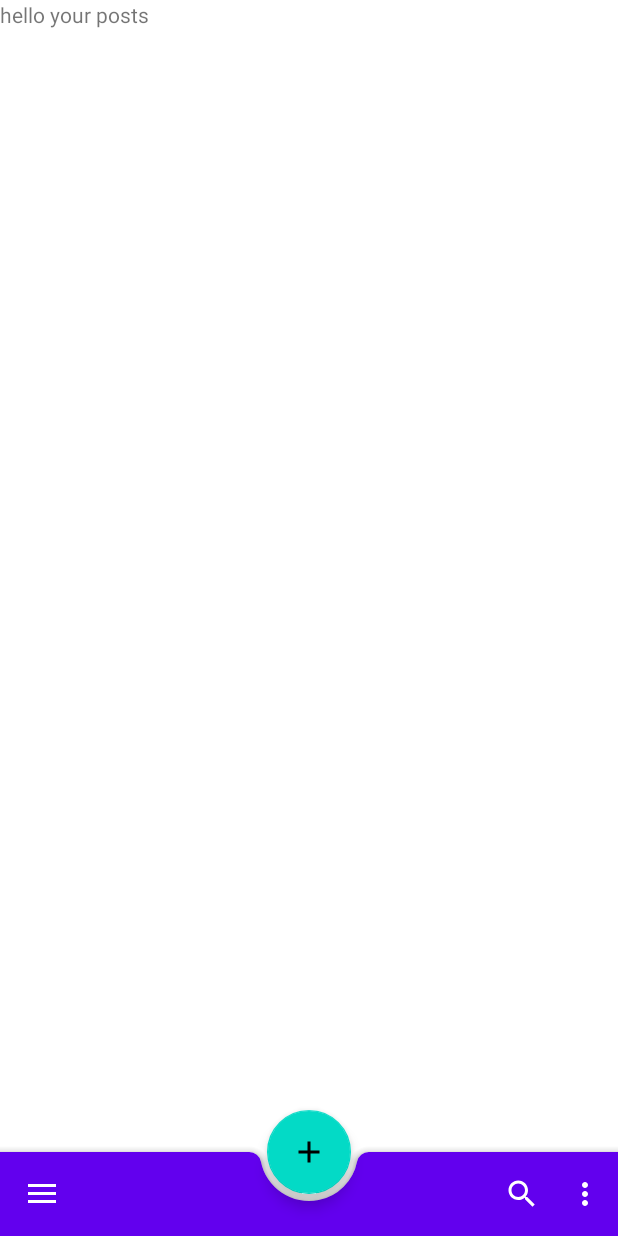
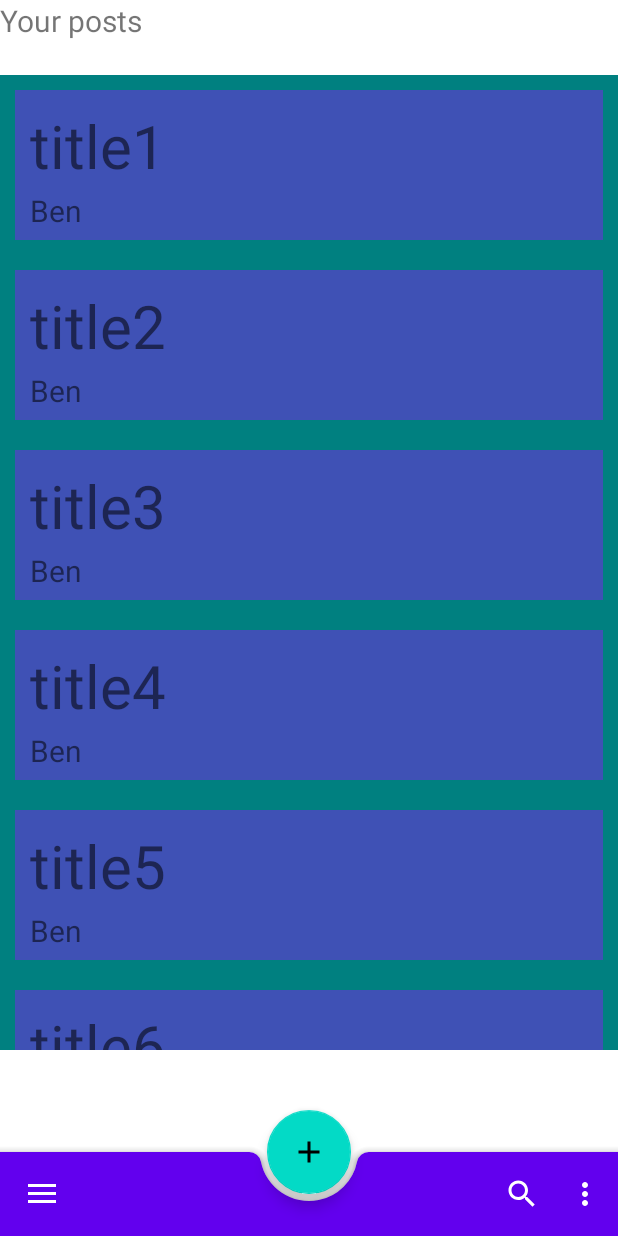
Before and after one commit to banny99/School-forum, an Android app: the YourPostsFragment screen opened through its navigation route, on a phone screen of 412 x 824 dp. Run offline under Robolectric (Android 15) with nearby library versions, the phone set to English and light mode, and no system bars; our stand-ins replace navigation-ui.

Commit message:
'your_posts' recycler view

```diff
--- a/app/src/main/java/benji/and/mishku/inc/viaforum/Post.java
+++ b/app/src/main/java/benji/and/mishku/inc/viaforum/Post.java
@@ -1,20 +1,31 @@
 package benji.and.mishku.inc.viaforum;
 
 import java.sql.Timestamp;
+import java.time.LocalDateTime;
 
 public class Post {
+    private String title;
     private String postText;
     private User author;
     private PostCategory category;
     private SubForum subForum;
-    private Timestamp timestamp;
+    private LocalDateTime timestamp;
 
-    public Post(String postText, User author, PostCategory category, SubForum subForum, Timestamp timestamp) {
+    public Post(String title, String postText, User author, PostCategory category, SubForum subForum, LocalDateTime timestamp) {
+        this.title = title;
         this.postText = postText;
         this.author = author;
         this.category = category;
         this.subForum = subForum;
         this.timestamp = timestamp;
+    }
+
+    public String getTitle() {
+        return title;
+    }
+
+    public void setTitle(String title) {
+        this.title = title;
     }
 
     public String getPostText() {
@@ -49,11 +60,11 @@ public class Post {
         this.subForum = subForum;
     }
 
-    public Timestamp getTimestamp() {
+    public LocalDateTime getTimestamp() {
         return timestamp;
     }
 
-    public void setTimestamp(Timestamp timestamp) {
+    public void setTimestamp(LocalDateTime timestamp) {
         this.timestamp = timestamp;
     }
 }
--- /dev/null
+++ b/app/src/main/java/benji/and/mishku/inc/viaforum/PostAdapter.java
@@ -0,0 +1,61 @@
+package benji.and.mishku.inc.viaforum;
+
+import android.view.LayoutInflater;
+import android.view.View;
+import android.view.ViewGroup;
+import android.widget.TextView;
+import androidx.annotation.NonNull;
+import androidx.recyclerview.widget.RecyclerView;
+import java.util.ArrayList;
+
+public class PostAdapter extends RecyclerView.Adapter<PostAdapter.ViewHolder> {
+
+    private ArrayList<Post> posts;
+    public PostAdapter(ArrayList<Post> posts) {
+        this.posts = posts;
+    }
+
+    private OnClickListener listener;
+    public void setOnClickListener(OnClickListener listener) {
+        this.listener = listener;
+    }
+
+    @NonNull
+    @Override
+    public PostAdapter.ViewHolder onCreateViewHolder(@NonNull ViewGroup parent, int viewType) {
+        LayoutInflater inflater = LayoutInflater.from(parent.getContext());
+        View view = inflater.inflate(R.layout.post_list_item, parent, false);
+        return new ViewHolder(view);
+    }
+
+    @Override
+    public void onBindViewHolder(@NonNull PostAdapter.ViewHolder viewHolder, int position) {
+        viewHolder.postTitle.setText(posts.get(position).getTitle());
+        viewHolder.postAuthor.setText(posts.get(position).getAuthor().getUsername());
+    }
+
+    @Override
+    public int getItemCount() {
+        return posts.size();
+    }
+
+
+    class ViewHolder extends RecyclerView.ViewHolder {
+        private final TextView postTitle;
+        private final TextView postAuthor;
+
+        public ViewHolder(@NonNull View itemView) {
+            super(itemView);
+            postTitle = itemView.findViewById(R.id.postTitle);
+            postAuthor = itemView.findViewById(R.id.postAuthor);
+
+            itemView.setOnClickListener(v -> {
+                listener.onClick(posts.get(getAdapterPosition()));
+            });
+        }
+    }
+
+    public interface OnClickListener{
+        void onClick(Post post);
+    }
+}
--- a/app/src/main/java/benji/and/mishku/inc/viaforum/YourPostsFragment.java
+++ b/app/src/main/java/benji/and/mishku/inc/viaforum/YourPostsFragment.java
@@ -3,10 +3,18 @@ package benji.and.mishku.inc.viaforum;
 import android.os.Bundle;
 
 import androidx.fragment.app.Fragment;
+import androidx.recyclerview.widget.LinearLayoutManager;
+import androidx.recyclerview.widget.RecyclerView;
 
 import android.view.LayoutInflater;
 import android.view.View;
 import android.view.ViewGroup;
+import android.widget.Toast;
+
+import java.sql.Timestamp;
+import java.time.LocalDateTime;
+import java.util.ArrayList;
+import java.util.Date;
 
 /**
  * A simple {@link Fragment} subclass.
@@ -56,9 +64,33 @@ public class YourPostsFragment extends Fragment {
     }
 
     @Override
-    public View onCreateView(LayoutInflater inflater, ViewGroup container,
-                             Bundle savedInstanceState) {
+    public View onCreateView(LayoutInflater inflater, ViewGroup container, Bundle savedInstanceState) {
         // Inflate the layout for this fragment
-        return inflater.inflate(R.layout.fragment_your_posts, container, false);
+        View inflatedView = inflater.inflate(R.layout.fragment_your_posts, container, false);
+
+        //Initialize objects ...
+        RecyclerView postListRV = inflatedView.findViewById(R.id.rv);
+        postListRV.hasFixedSize();
+        postListRV.setLayoutManager(new LinearLayoutManager(getContext()));
+
+        //fill with dummy posts:
+        //TODO - fill with real data later...
+        ArrayList<Post> posts = new ArrayList<>();
+        User tempUser = new User("Ben", "email", "pass");
+        SubForum tempSubForum = new SubForum();
+        for (int i=1;i<=20;i++){
+            posts.add(new Post( "title"+i,"text"+i, tempUser, PostCategory.DOCUMENTS, tempSubForum, LocalDateTime.now()));
+        }
+
+        //set onClick action for each list-item:
+        PostAdapter postAdapter = new PostAdapter(posts);
+        postAdapter.setOnClickListener(post -> {
+            Toast.makeText(getContext(), post.getTitle(), Toast.LENGTH_LONG ).show();
+        });
+
+        //assign
+        postListRV.setAdapter(postAdapter);
+
+        return inflatedView;
     }
 }
--- a/app/src/main/res/layout/fragment_home.xml
+++ b/app/src/main/res/layout/fragment_home.xml
@@ -10,6 +10,6 @@
         android:id="@+id/homeTextView"
         android:layout_width="match_parent"
         android:layout_height="match_parent"
-        android:text="This the home page" />
+        android:text="@string/temp_textView" />
 
 </FrameLayout>
--- a/app/src/main/res/layout/fragment_your_posts.xml
+++ b/app/src/main/res/layout/fragment_your_posts.xml
@@ -5,10 +5,18 @@
     android:layout_height="match_parent"
     tools:context=".YourPostsFragment">
 
-    <!-- TODO: Update blank fragment layout -->
     <TextView
+        android:id="@+id/your_posts_header"
+        android:text="Your posts"
+        android:textSize="20dp"
         android:layout_width="match_parent"
-        android:layout_height="match_parent"
-        android:text="hello your posts" />
+        android:layout_height="wrap_content"/>
+
+    <androidx.recyclerview.widget.RecyclerView
+        android:id="@+id/rv"
+        android:layout_width="match_parent"
+        android:layout_height="650dp"
+        android:background="@color/teal_700"
+        android:layout_marginTop="50dp"/>
 
 </FrameLayout>
--- /dev/null
+++ b/app/src/main/res/layout/post_list_item.xml
@@ -0,0 +1,30 @@
+<?xml version="1.0" encoding="utf-8"?>
+<LinearLayout
+    xmlns:android="http://schemas.android.com/apk/res/android"
+    android:layout_width="match_parent"
+    android:layout_height="100dp"
+    android:orientation="vertical"
+    android:background="#3F51B5"
+    android:layout_margin="10dp">
+
+    <TextView
+        android:id="@+id/postTitle"
+        android:layout_width="match_parent"
+        android:layout_height="0dp"
+        android:layout_weight="2"
+        android:text="Title"
+        android:textSize="40dp"
+        android:padding="10dp"
+        />
+
+    <TextView
+        android:id="@+id/postAuthor"
+        android:layout_width="match_parent"
+        android:layout_height="0dp"
+        android:layout_weight="1"
+        android:text="author"
+        android:textSize="20dp"
+        android:paddingLeft="10dp"
+        />
+
+</LinearLayout>
--- a/app/src/main/res/values/colors.xml
+++ b/app/src/main/res/values/colors.xml
@@ -3,4 +3,5 @@
     <color name="colorPrimary">#6200EE</color>
     <color name="colorPrimaryDark">#3700B3</color>
     <color name="colorAccent">#03DAC5</color>
+    <color name="teal_700">#008080</color>
 </resources>
--- a/app/src/main/res/values/strings.xml
+++ b/app/src/main/res/values/strings.xml
@@ -14,6 +14,7 @@
     <string name="nav_header_title">Title</string>
     <!-- TODO: Remove or change this placeholder text -->
     <string name="hello_blank_fragment">Hello blank fragment</string>
+
     <!-- Preference Titles -->
     <string name="messages_header">Messages</string>
     <string name="sync_header">Sync</string>
@@ -25,7 +26,9 @@
     <!-- Sync Preferences -->
     <string name="sync_title">Sync email periodically</string>
     <string name="attachment_title">Download incoming attachments</string>
-    <string name="attachment_summary_on">Automatically download attachments for incoming emails
-    </string>
+    <string name="attachment_summary_on">Automatically download attachments for incoming emails</string>
     <string name="attachment_summary_off">Only download attachments when manually requested</string>
+
+    <!-- Temp values -->
+    <string name="temp_textView">This is the home page</string>
 </resources>
```
